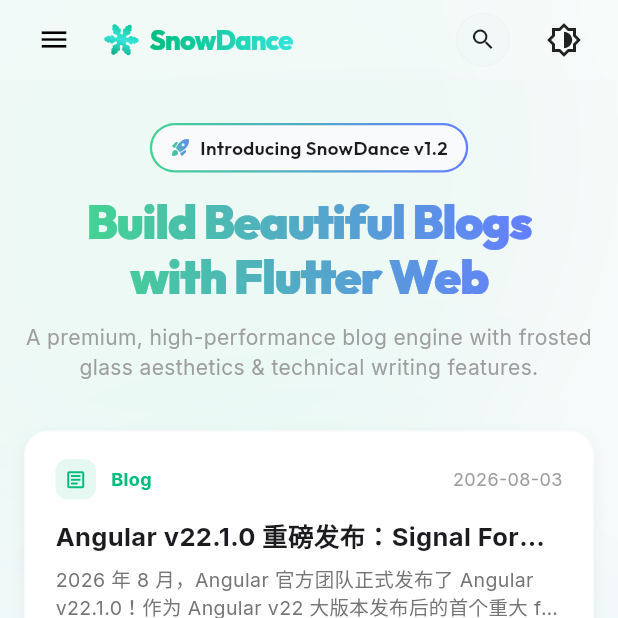
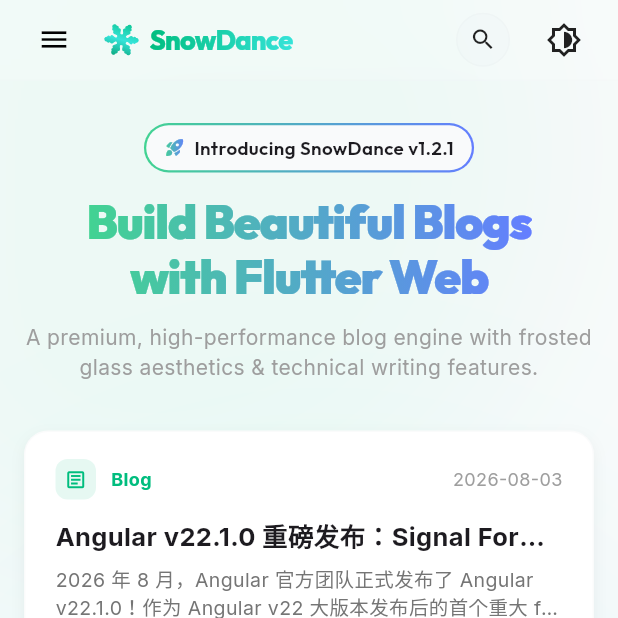
Before and after one commit to lanxuexing/snow_dance, a Flutter app: the screen it shows after launch, on a phone screen of 412 x 824 dp, the top half of it. Run offline on Flutter 3.47's test engine with Material 3 defaults, Android fonts, the phone set to English and light mode, and no system bars; drawn by our look-alikes of flutter_animate; our stand-ins replace flutter_highlight, flutter_markdown_plus, font_awesome_flutter, go_router, google_fonts, shared_preferences and 1 more; missing offline and left inert: highlight, markdown; project files that could hold a hidden picture were left out.

Commit message:
chore(release): 升级全工程全平台版本号至 v1.2.1

```diff
--- a/lib/pages/home_page.dart
+++ b/lib/pages/home_page.dart
@@ -135,7 +135,7 @@
                    ),
                    const SizedBox(width: 6),
                     Text(
-                    'Introducing SnowDance v1.2',
+                    'Introducing SnowDance v1.2.1',
                     style: AppTheme.outfit(
                       fontSize: isMobile ? 12.5 : 14,
                       fontWeight: FontWeight.w600,
--- a/pubspec.yaml
+++ b/pubspec.yaml
@@ -16,7 +16,7 @@
 # https://developer.apple.com/library/archive/documentation/General/Reference/InfoPlistKeyReference/Articles/CoreFoundationKeys.html
 # In Windows, build-name is used as the major, minor, and patch parts
 # of the product and file versions while build-number is used as the build suffix.
-version: 1.2.0+3
+version: 1.2.1+4
 
 environment:
   sdk: ^3.13.0
```
Also changed, not shown: 2 other files.
